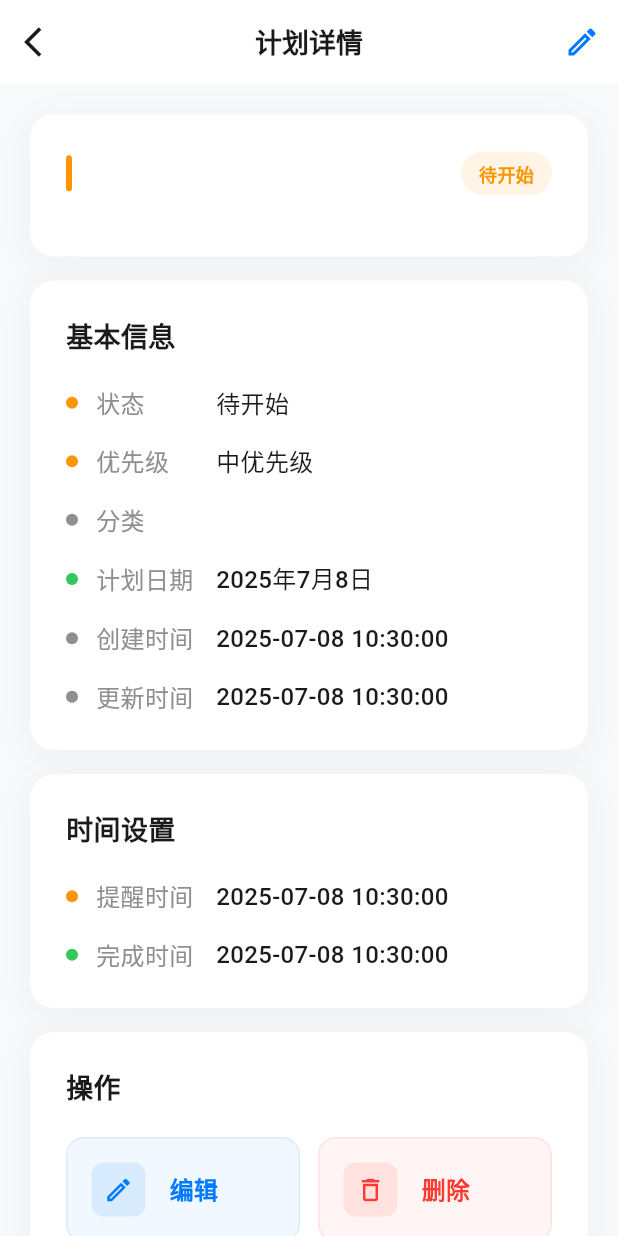
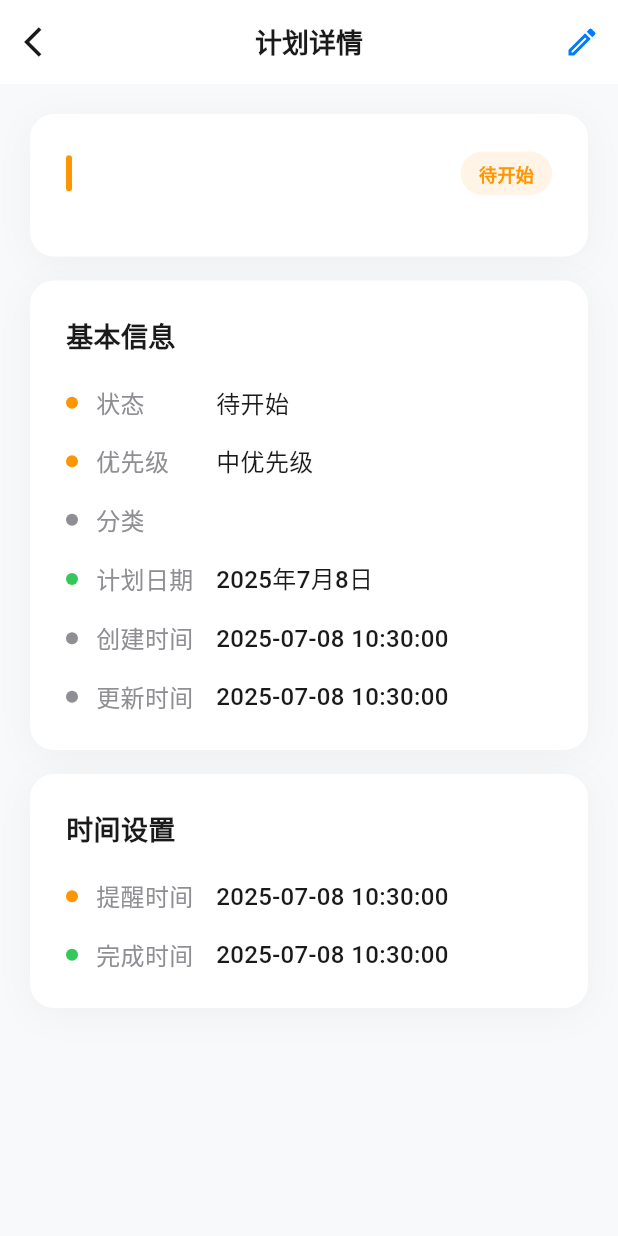
Before and after one commit to zoujinglong666/HeartDays, a Flutter app: the PlanDetailPage screen opened directly with empty values, on a phone screen of 412 x 824 dp. Run offline on Flutter 3.47's test engine with Material 3 defaults, Android fonts, the phone set to English and light mode, and no system bars; our stand-ins replace dio, event_bus, flutter_local_notifications, flutter_riverpod, flutter_slidable, fluttertoast and 4 more; missing offline and left inert: chinese_lunar_calendar, dio_cache_interceptor, flutter_sound, http_cache_hive_store, lunar, record; accounts and stored records are empty.

Commit message:
完善计划详情和编辑界面

```diff
--- a/lib/pages/plan_detail_page.dart
+++ b/lib/pages/plan_detail_page.dart
@@ -60,7 +60,7 @@ class PlanDetailPage extends StatelessWidget {
               _buildRemarksCard(),
             if (plan.remarks != null && plan.remarks!.isNotEmpty)
               const SizedBox(height: 16),
-            _buildActionCard(context),
+            // _buildActionCard(context),
           ],
         ),
       ),
@@ -346,119 +346,119 @@ class PlanDetailPage extends StatelessWidget {
     );
   }
 
-  Widget _buildActionCard(BuildContext context) {
-    return Container(
-      width: double.infinity,
-      padding: const EdgeInsets.all(24),
-      decoration: BoxDecoration(
-        color: Colors.white,
-        borderRadius: BorderRadius.circular(16),
-        boxShadow: [
-          BoxShadow(
-            color: Colors.black.withOpacity(0.04),
-            blurRadius: 20,
-            offset: const Offset(0, 4),
-          ),
-        ],
-      ),
-      child: Column(
-        crossAxisAlignment: CrossAxisAlignment.start,
-        children: [
-          const Text(
-            '操作',
-            style: TextStyle(
-              fontSize: 18,
-              fontWeight: FontWeight.w600,
-              color: Color(0xFF1A1A1A),
-            ),
-          ),
-          const SizedBox(height: 20),
-          Row(
-            children: [
-              Expanded(
-                child: _buildActionButton(
-                  context,
-                  icon: Icons.edit_outlined,
-                  title: '编辑',
-                  color: const Color(0xFF007AFF),
-                  onTap: () {
-                    Navigator.push(
-                      context,
-                      MaterialPageRoute(
-                        builder: (context) => PlanEditPage(plan: plan),
-                      ),
-                    );
-                  },
-                ),
-              ),
-              const SizedBox(width: 12),
-              Expanded(
-                child: _buildActionButton(
-                  context,
-                  icon: Icons.delete_outline,
-                  title: '删除',
-                  color: const Color(0xFFFF3B30),
-                  onTap: () => _showDeleteDialog(context),
-                ),
-              ),
-            ],
-          ),
-        ],
-      ),
-    );
-  }
-
-  Widget _buildActionButton(
-    BuildContext context, {
-    required IconData icon,
-    required String title,
-    required Color color,
-    required VoidCallback onTap,
-  }) {
-    return Material(
-      color: Colors.transparent,
-      child: InkWell(
-        onTap: onTap,
-        borderRadius: BorderRadius.circular(12),
-        child: Container(
-          padding: const EdgeInsets.all(16),
-          decoration: BoxDecoration(
-            color: color.withOpacity(0.05),
-            borderRadius: BorderRadius.circular(12),
-            border: Border.all(color: color.withOpacity(0.1), width: 1),
-          ),
-          child: Row(
-            children: [
-              Container(
-                padding: const EdgeInsets.all(8),
-                decoration: BoxDecoration(
-                  color: color.withOpacity(0.1),
-                  borderRadius: BorderRadius.circular(8),
-                ),
-                child: Icon(icon, color: color, size: 20),
-              ),
-              const SizedBox(width: 16),
-              Expanded(
-                child: Column(
-                  crossAxisAlignment: CrossAxisAlignment.start,
-                  children: [
-                    Text(
-                      title,
-                      style: TextStyle(
-                        fontSize: 16,
-                        fontWeight: FontWeight.w600,
-                        color: color,
-                      ),
-                    ),
-                  ],
-                ),
-              ),
-            ],
-          ),
-        ),
-      ),
-    );
-  }
+  // Widget _buildActionCard(BuildContext context) {
+  //   return Container(
+  //     width: double.infinity,
+  //     padding: const EdgeInsets.all(24),
+  //     decoration: BoxDecoration(
+  //       color: Colors.white,
+  //       borderRadius: BorderRadius.circular(16),
+  //       boxShadow: [
+  //         BoxShadow(
+  //           color: Colors.black.withOpacity(0.04),
+  //           blurRadius: 20,
+  //           offset: const Offset(0, 4),
+  //         ),
+  //       ],
+  //     ),
+  //     child: Column(
+  //       crossAxisAlignment: CrossAxisAlignment.start,
+  //       children: [
+  //         const Text(
+  //           '操作',
+  //           style: TextStyle(
+  //             fontSize: 18,
+  //             fontWeight: FontWeight.w600,
+  //             color: Color(0xFF1A1A1A),
+  //           ),
+  //         ),
+  //         const SizedBox(height: 20),
+  //         Row(
+  //           children: [
+  //             Expanded(
+  //               child: _buildActionButton(
+  //                 context,
+  //                 icon: Icons.edit_outlined,
+  //                 title: '编辑',
+  //                 color: const Color(0xFF007AFF),
+  //                 onTap: () {
+  //                   Navigator.push(
+  //                     context,
+  //                     MaterialPageRoute(
+  //                       builder: (context) => PlanEditPage(plan: plan),
+  //                     ),
+  //                   );
+  //                 },
+  //               ),
+  //             ),
+  //             const SizedBox(width: 12),
+  //             Expanded(
+  //               child: _buildActionButton(
+  //                 context,
+  //                 icon: Icons.delete_outline,
+  //                 title: '删除',
+  //                 color: const Color(0xFFFF3B30),
+  //                 onTap: () => _showDeleteDialog(context),
+  //               ),
+  //             ),
+  //           ],
+  //         ),
+  //       ],
+  //     ),
+  //   );
+  // }
+  //
+  // Widget _buildActionButton(
+  //   BuildContext context, {
+  //   required IconData icon,
+  //   required String title,
+  //   required Color color,
+  //   required VoidCallback onTap,
+  // }) {
+  //   return Material(
+  //     color: Colors.transparent,
+  //     child: InkWell(
+  //       onTap: onTap,
+  //       borderRadius: BorderRadius.circular(12),
+  //       child: Container(
+  //         padding: const EdgeInsets.all(16),
+  //         decoration: BoxDecoration(
+  //           color: color.withOpacity(0.05),
+  //           borderRadius: BorderRadius.circular(12),
+  //           border: Border.all(color: color.withOpacity(0.1), width: 1),
+  //         ),
+  //         child: Row(
+  //           children: [
+  //             Container(
+  //               padding: const EdgeInsets.all(8),
+  //               decoration: BoxDecoration(
+  //                 color: color.withOpacity(0.1),
+  //                 borderRadius: BorderRadius.circular(8),
+  //               ),
+  //               child: Icon(icon, color: color, size: 20),
+  //             ),
+  //             const SizedBox(width: 16),
+  //             Expanded(
+  //               child: Column(
+  //                 crossAxisAlignment: CrossAxisAlignment.start,
+  //                 children: [
+  //                   Text(
+  //                     title,
+  //                     style: TextStyle(
+  //                       fontSize: 16,
+  //                       fontWeight: FontWeight.w600,
+  //                       color: color,
+  //                     ),
+  //                   ),
+  //                 ],
+  //               ),
+  //             ),
+  //           ],
+  //         ),
+  //       ),
+  //     ),
+  //   );
+  // }
 
   Color _getPriorityColor(PlanPriority priority) {
     switch (priority) {
@@ -480,7 +480,7 @@ class PlanDetailPage extends StatelessWidget {
       case PlanStatus.inProgress:
         return const Color(0xFF007AFF);
       case PlanStatus.completed:
-        return const Color(0xFFFF3B30);
+        return const Color(0xFF34C759);
       default:
         return const Color(0xFF8E8E93);
     }
--- a/lib/pages/plan_edit_page.dart
+++ b/lib/pages/plan_edit_page.dart
@@ -1,6 +1,8 @@
 import 'package:flutter/material.dart';
 import 'package:heart_days/apis/plan.dart';
+import 'package:heart_days/pages/plan_page.dart';
 import 'package:heart_days/utils/dateUtils.dart';
+import 'package:heart_days/utils/navigation_service.dart';
 
 class PlanEditPage extends StatefulWidget {
   final Plan? plan;
@@ -72,8 +74,6 @@ class _PlanEditPageState extends State<PlanEditPage> {
     _selectedPriority = widget.plan?.priority ?? 1;
     _selectedStatus = widget.plan?.status ?? 0;
   }
-
-
 
   @override
   void dispose() {
@@ -214,7 +214,11 @@ class _PlanEditPageState extends State<PlanEditPage> {
 
       if (res != null) {
         // 成功后关闭页面并返回服务器响应的数据
-        Navigator.pop(context, res);
+
+        Navigator.push(
+          context,
+          MaterialPageRoute(builder: (context) => const PlanPage()),
+        );
       } else {
         // 返回为空，可视需要做处理
         // 例如弹toast提示失败
@@ -780,7 +784,8 @@ class _PlanEditPageState extends State<PlanEditPage> {
           _buildTextField(
             controller: _remarksController,
             hint: '请输入备注信息（可选）',
-            maxLines: 4, label: '',
+            maxLines: 4,
+            label: '',
           ),
         ],
       ),
```
